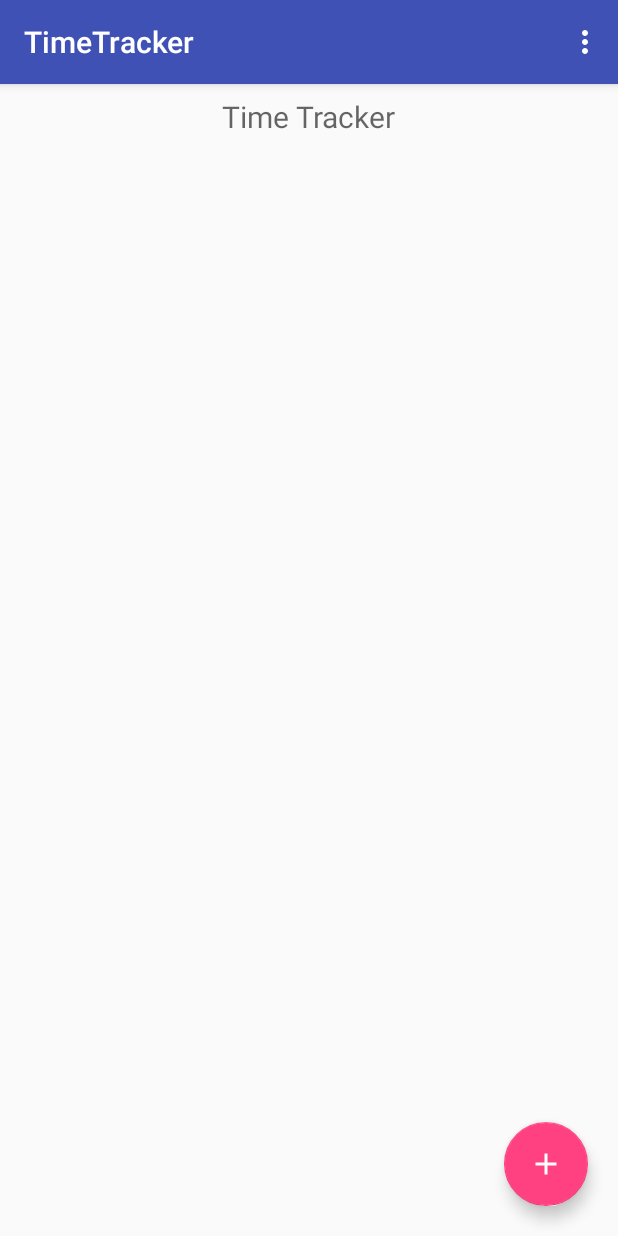
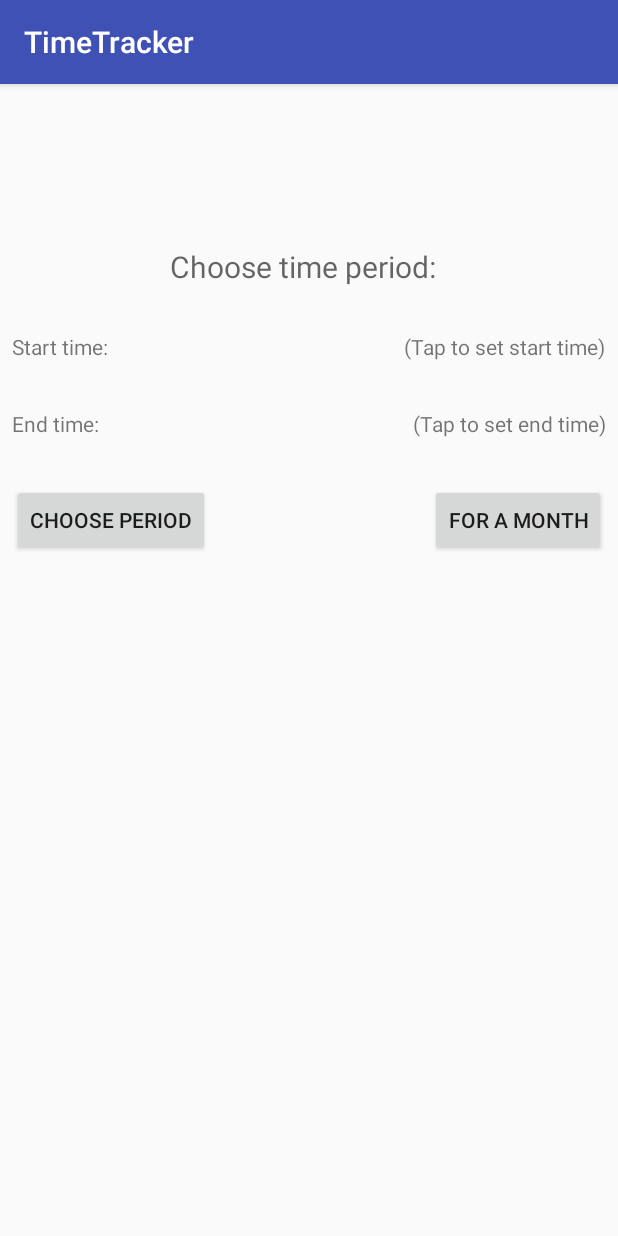
Before and after one commit to lena15n/mobilki-3-lab, an Android app: the screen it shows after launch (MainActivity before the commit, PieDiagramActivity after it), in the options menu, after a tap on "The total time of all categories", on a phone screen of 412 x 824 dp. Run offline under Robolectric (Android 15) with nearby library versions, the phone set to English and light mode, and no system bars.

Commit message:
Pie chart for categories by month kill me

```diff
--- a/TimeTracker/app/build.gradle
+++ b/TimeTracker/app/build.gradle
@@ -24,9 +24,11 @@ dependencies {
     androidTestCompile('com.android.support.test.espresso:espresso-core:2.2.2', {
         exclude group: 'com.android.support', module: 'support-annotations'
     })
+
     compile 'com.android.support:appcompat-v7:23.4.0'
     compile 'com.android.support:design:23.4.0'
+    compile 'com.google.code.gson:gson:2.8.0'
+    compile 'com.github.PhilJay:MPAndroidChart:v2.2.2'
+    compile 'com.android.support:support-v4:23.4.0'
     testCompile 'junit:junit:4.12'
-
-    compile 'com.google.code.gson:gson:2.8.0'
 }
--- a/TimeTracker/app/src/main/AndroidManifest.xml
+++ b/TimeTracker/app/src/main/AndroidManifest.xml
@@ -30,6 +30,10 @@
         </activity>
         <activity android:name=".TotalTimeByCategoriesActivity">
         </activity>
+        <activity android:name=".PieDiagramActivity">
+        </activity>
+        <activity android:name=".ShowChartActivity">
+        </activity>
     </application>
 
 </manifest>
--- a/TimeTracker/app/src/main/java/com/lena/timetracker/MainActivity.java
+++ b/TimeTracker/app/src/main/java/com/lena/timetracker/MainActivity.java
@@ -179,7 +179,8 @@ public class MainActivity extends AppCompatActivity {
             }
             break;
             case R.id.action_total_time: {
-
+                Intent intent = new Intent(this, PieDiagramActivity.class);
+                startActivity(intent);
             }
             break;
         }
--- /dev/null
+++ b/TimeTracker/app/src/main/java/com/lena/timetracker/PieDiagramActivity.java
@@ -0,0 +1,262 @@
+package com.lena.timetracker;
+
+import android.app.DatePickerDialog;
+import android.app.FragmentManager;
+import android.app.TimePickerDialog;
+import android.content.Intent;
+import android.database.Cursor;
+import android.database.sqlite.SQLiteDatabase;
+import android.os.Bundle;
+import android.support.v7.app.AppCompatActivity;
+import android.util.Log;
+import android.view.View;
+import android.widget.Button;
+import android.widget.DatePicker;
+import android.widget.TextView;
+import android.widget.TimePicker;
+import android.widget.Toast;
+
+import com.google.gson.Gson;
+import com.google.gson.reflect.TypeToken;
+import com.lena.timetracker.dataobjects.DOCategory;
+import com.lena.timetracker.db.TimeTrackerContract;
+import com.lena.timetracker.db.TimeTrackerDbHelper;
+
+import java.lang.reflect.Type;
+import java.text.DateFormat;
+import java.text.SimpleDateFormat;
+import java.util.ArrayList;
+import java.util.Calendar;
+import java.util.Date;
+import java.util.LinkedHashMap;
+
+import static com.lena.timetracker.db.TimeTrackerContract.Record.TEMP_CATEGORY_ID;
+
+public class PieDiagramActivity extends AppCompatActivity implements TimePickerDialog.OnTimeSetListener,
+                                                                     DatePickerDialog.OnDateSetListener {
+    private int startYear;
+    private int startMonthOfYear;
+    private int startDayOfMonth;
+    private int endYear;
+    private int endMonthOfYear;
+    private int endDayOfMonth;
+
+    private Date startDate;
+    private Date endDate;
+
+    @Override
+    protected void onCreate(Bundle savedInstanceState) {
+        super.onCreate(savedInstanceState);
+        setContentView(R.layout.activity_pie_diagram);
+
+        final TextView startTextView = (TextView) findViewById(R.id.chart_record_set_start_textview);
+        startTextView.setOnClickListener(new View.OnClickListener() {
+            @Override
+            public void onClick(View v) {
+                DatePickerFragment datePickerFragment = new DatePickerFragment();
+                datePickerFragment.show(getFragmentManager(), getString(R.string.record_start));
+            }
+        });
+
+        TextView endTextView = (TextView) findViewById(R.id.chart_set_end_textview);
+        endTextView.setOnClickListener(new View.OnClickListener() {
+            @Override
+            public void onClick(View v) {
+                DatePickerFragment datePickerFragment = new DatePickerFragment();
+                datePickerFragment.show(getFragmentManager(), getString(R.string.record_end));
+            }
+        });
+
+        Button choosePeriodButton = (Button) findViewById(R.id.choose_period_button);
+        choosePeriodButton.setOnClickListener(new View.OnClickListener() {
+            @Override
+            public void onClick(View v) {
+                //showPieChart();
+            }
+        });
+
+        Button forAMonthButton = (Button) findViewById(R.id.for_a_month_button);
+        forAMonthButton.setOnClickListener(new View.OnClickListener() {
+            @Override
+            public void onClick(View v) {
+                showPieChartForMonth();
+            }
+        });
+    }
+
+    private void showPieChartForMonth() {
+        Calendar calendar = Calendar.getInstance();
+        Date currDate = calendar.getTime();
+        DateFormat dateFormat = new SimpleDateFormat(MainActivity.DATE_FORMAT);
+        String temp = dateFormat.format(currDate);
+        String month = temp.substring(temp.indexOf("-") + 1, temp.lastIndexOf("-"));
+        ArrayList<DOCategory> tempCategories = CreateOrEditRecordActivity.getCategoriesFromDb(this);
+        if (tempCategories.size() > 0) {
+            ArrayList<Long> ids = new ArrayList<>();
+            for (DOCategory tempCategory : tempCategories) {
+                ids.add(tempCategory.getId());
+            }
+            LinkedHashMap<String, Long> data = getDataFromDb(month, ids);
+            Type type = new TypeToken<LinkedHashMap<String, Long>>(){}.getType();
+
+            Intent intent = new Intent(this, ShowChartActivity.class);
+            Bundle extras = new Bundle();
+            extras.putString(getString(R.string.data_for_chart), new Gson().toJson(data, type));
+            extras.putString("      " + getString(R.string.desc_for_chart), getString(R.string.chart_header) + " a month");
+            intent.putExtras(extras);
+            startActivity(intent);
+        }
+        else {
+            Toast.makeText(this, R.string.stat_no_checked_categories, Toast.LENGTH_LONG).show();
+        }
+    }
+
+
+   /* private void showPieChart() {
+        if (startDate != null && endDate != null) {
+            ArrayList<DOCategory> tempCategories = customArrayAdapter.getAllChecked();
+            if (tempCategories.size() > 0) {
+                ArrayList<Long> ids = new ArrayList<>();
+                for (DOCategory tempCategory : tempCategories) {
+                    ids.add(tempCategory.getId());
+                }
+                LinkedHashMap<String, Long> data = getDataFromDb(startDate, endDate, ids);
+                StringBuilder sbCategory = new StringBuilder();
+                StringBuilder sbTime = new StringBuilder();
+
+                if (data.size() != 0) {
+                    int i = 1;
+                    for (Map.Entry<String, Long> categorySum : data.entrySet()) {
+                        sbCategory.append("" + i + ". " + categorySum.getKey() + "\n");
+                        sbTime.append(ShowRecordActivity.timePeriodToString(categorySum.getValue()) + "\n");
+                        i++;
+                    }
+                } else {
+                    sbCategory.append(getString(R.string.stat_no_records));
+                }
+
+                TextView categTextView = (TextView) findViewById(R.id.chart_result_textView);
+                categTextView.setText(sbCategory.toString());
+
+                TextView timeTextView = (TextView) findViewById(R.id.chart_sum_result_textView);
+                timeTextView.setText(sbTime.toString());
+            }
+            else {
+                Toast.makeText(this, R.string.stat_no_checked_categories, Toast.LENGTH_LONG).show();
+            }
+
+            DateFormat dateFormat = new SimpleDateFormat("dd.MM.yyyy  HH:mm");
+            TextView periodTextView = (TextView) findViewById(R.id.chart_period_textView);
+            periodTextView.setText(getString(R.string.stat_period) + "  " + dateFormat.format(startDate)
+                    + "    -   " + dateFormat.format(endDate));
+        }
+    }*/
+
+    private LinkedHashMap<String, Long> getDataFromDb(String month, ArrayList<Long> categoriesIds) {
+        LinkedHashMap<String, Long> result = new LinkedHashMap<>();
+        String category, id;
+        TimeTrackerDbHelper dbHelper = new TimeTrackerDbHelper(this);
+        SQLiteDatabase db = dbHelper.getReadableDatabase();
+        StringBuilder where = new StringBuilder();
+        where.append(" WHERE ");
+        int i = 0;
+        for (Long categoryId : categoriesIds) {
+            where.append(TEMP_CATEGORY_ID + " = " + categoryId + " ");
+            if (i < categoriesIds.size() - 1){
+                where.append(" OR ");
+            }
+            i++;
+        }
+
+        String query = TimeTrackerContract.Record.SQL_SELECT_MAX_TOTAL_FOR_A_MONTH + where.toString();
+        Log.d(MainActivity.LOG_TAG, query);
+        Cursor cursor = db.rawQuery(query, new String[]{month, month});
+        if (cursor != null) {
+            if (cursor.moveToFirst()) {
+                do {
+                    category = cursor.getString(cursor.getColumnIndex(TimeTrackerContract.Category.NAME));
+                    id = cursor.getString(cursor.getColumnIndex(TimeTrackerContract.Record.TEMP_COLUMN_NAME));
+                    if (category != null) {
+                        result.put(category, Long.parseLong(id));
+                    }
+                }
+                while (cursor.moveToNext());
+            }
+        }
+
+        return result;
+    }
+
+    private LinkedHashMap<String, Long> getDataFromDb(Date dateStart, Date dateEnd, ArrayList<Long> categoriesIds) {
+        LinkedHashMap<String, Long> result = new LinkedHashMap<>();
+        String category, id;
+        TimeTrackerDbHelper dbHelper = new TimeTrackerDbHelper(this);
+        SQLiteDatabase db = dbHelper.getReadableDatabase();
+        StringBuilder where = new StringBuilder();
+        where.append(" WHERE ");
+        int i = 0;
+        for (Long categoryId : categoriesIds) {
+            where.append(TEMP_CATEGORY_ID + " = " + categoryId + " ");
+            if (i < categoriesIds.size() - 1){
+                where.append(" OR ");
+            }
+            i++;
+        }
+        DateFormat dateFormat = new SimpleDateFormat(MainActivity.DATE_FORMAT);
+        String query = TimeTrackerContract.Record.SQL_SELECT_MAX_TOTAL_IN_PERIOD + where.toString();
+        Log.d(MainActivity.LOG_TAG, query);
+        Cursor cursor = db.rawQuery(query,
+                new String[] {dateFormat.format(dateStart), dateFormat.format(dateEnd)});
+        if (cursor != null) {
+            if (cursor.moveToFirst()) {
+                do {
+                    category = cursor.getString(cursor.getColumnIndex(TimeTrackerContract.Category.NAME));
+                    id = cursor.getString(cursor.getColumnIndex(TimeTrackerContract.Record.TEMP_COLUMN_NAME));
+                    if (category != null) {
+                        result.put(category, Long.parseLong(id));
+                    }
+                }
+                while (cursor.moveToNext());
+            }
+        }
+
+        return result;
+    }
+
+    @Override
+    public void onDateSet(DatePicker view, int year, int monthOfYear, int dayOfMonth) {
+        FragmentManager fragmentManager = getFragmentManager();
+        TimePickerFragment timePickerFragment = new TimePickerFragment();
+
+        if (fragmentManager.findFragmentByTag(getString(R.string.record_start)) != null) {
+            startYear = year;
+            startMonthOfYear = monthOfYear;
+            startDayOfMonth = dayOfMonth;
+            timePickerFragment.show(fragmentManager, getString(R.string.record_start_time));
+        } else if (fragmentManager.findFragmentByTag(getString(R.string.record_end)) != null) {
+            endYear = year;
+            endMonthOfYear = monthOfYear;
+            endDayOfMonth = dayOfMonth;
+            timePickerFragment.show(fragmentManager, getString(R.string.record_end_time));
+        }
+    }
+
+    @Override
+    public void onTimeSet(TimePicker view, int hourOfDay, int minute) {
+        Calendar calendar = Calendar.getInstance();
+        DateFormat dateFormat = new SimpleDateFormat("dd.MM.yyyy    HH:mm");
+        if (getFragmentManager().findFragmentByTag(getString(R.string.record_start_time)) != null) {
+            calendar.set(startYear, startMonthOfYear, startDayOfMonth, hourOfDay, minute);
+            startDate = calendar.getTime();
+            String startDateString = dateFormat.format(startDate);
+            TextView startDateTextView = (TextView) findViewById(R.id.chart_record_set_start_textview);
+            startDateTextView.setText(startDateString);
+        } else if (getFragmentManager().findFragmentByTag(getString(R.string.record_end_time)) != null) {
+            calendar.set(endYear, endMonthOfYear, endDayOfMonth, hourOfDay, minute);
+            endDate = calendar.getTime();
+            String endDateString = dateFormat.format(endDate);
+            TextView endDateTextView = (TextView) findViewById(R.id.chart_set_end_textview);
+            endDateTextView.setText(endDateString);
+        }
+    }
+}
--- /dev/null
+++ b/TimeTracker/app/src/main/res/layout/activity_pie_diagram.xml
@@ -0,0 +1,111 @@
+<?xml version="1.0" encoding="utf-8"?>
+<RelativeLayout
+    xmlns:android="http://schemas.android.com/apk/res/android"
+    xmlns:tools="http://schemas.android.com/tools"
+    android:id="@+id/activity_pie_diagram"
+    android:layout_width="match_parent"
+    android:layout_height="match_parent"
+    android:paddingBottom="@dimen/activity_vertical_margin"
+    android:paddingLeft="@dimen/activity_horizontal_margin"
+    android:paddingRight="@dimen/activity_horizontal_margin"
+    android:paddingTop="@dimen/activity_vertical_margin"
+    tools:context="com.lena.timetracker.PieDiagramActivity">
+
+    <ScrollView xmlns:android="http://schemas.android.com/apk/res/android"
+                android:id="@+id/ScrollView01"
+                android:layout_width="fill_parent"
+                android:layout_height="fill_parent">
+
+        <RelativeLayout
+            android:id="@+id/chart_layout5"
+            android:layout_width="match_parent"
+            android:layout_height="wrap_content"
+            android:paddingBottom="8dp">
+
+            <RelativeLayout
+                android:id="@+id/chart_layout3"
+                android:layout_width="match_parent"
+                android:layout_height="wrap_content"
+                android:paddingBottom="8dp"
+                android:layout_marginTop="100dp">
+
+                <TextView
+                    android:id="@+id/chart_header_textview"
+                    android:layout_width="wrap_content"
+                    android:layout_height="wrap_content"
+                    android:layout_centerHorizontal="true"
+                    android:paddingEnd="8dp"
+                    style="@style/FontHeader"
+                    android:layout_marginBottom="30dp"
+                    android:text="@string/header_chart_params"/>
+
+                <TextView
+                    android:id="@+id/chart_start_textview"
+                    android:layout_below="@+id/chart_header_textview"
+                    android:layout_width="wrap_content"
+                    android:layout_height="wrap_content"
+                    android:layout_centerVertical="true"
+                    android:paddingEnd="8dp"
+                    android:text="@string/record_start"/>
+
+                <TextView
+                    android:id="@+id/chart_record_set_start_textview"
+                    android:layout_width="wrap_content"
+                    android:layout_height="wrap_content"
+                    android:layout_below="@+id/chart_header_textview"
+                    android:layout_alignParentEnd="true"
+                    android:layout_centerVertical="true"
+                    android:layout_marginBottom="13dp"
+                    android:text="@string/record_tap_to_set_start"/>
+
+            </RelativeLayout>
+
+
+            <RelativeLayout
+                android:id="@+id/chart_layout4"
+                android:layout_width="wrap_content"
+                android:layout_height="wrap_content"
+                android:layout_below="@id/chart_layout3"
+                android:paddingBottom="8dp">
+
+                <TextView
+                    android:id="@+id/chart_end_textview"
+                    android:layout_width="wrap_content"
+                    android:layout_height="wrap_content"
+                    android:layout_centerVertical="true"
+                    android:paddingEnd="8dp"
+                    android:text="@string/record_end"/>
+
+                <TextView
+                    android:id="@+id/chart_set_end_textview"
+                    android:layout_width="wrap_content"
+                    android:layout_height="wrap_content"
+                    android:layout_alignParentEnd="true"
+                    android:layout_centerVertical="true"
+                    android:layout_marginBottom="13dp"
+                    android:text="@string/record_tap_to_set_end"/>
+
+            </RelativeLayout>
+
+            <Button
+                android:id="@+id/choose_period_button"
+                android:layout_width="wrap_content"
+                android:layout_height="wrap_content"
+                android:layout_alignParentStart="true"
+                android:layout_marginTop="20dp"
+                android:layout_below="@+id/chart_layout4"
+                android:text="@string/choose_period_button"/>
+
+            <Button
+                android:id="@+id/for_a_month_button"
+                android:layout_width="wrap_content"
+                android:layout_height="wrap_content"
+                android:layout_alignParentEnd="true"
+                android:layout_marginTop="20dp"
+                android:layout_below="@+id/chart_layout4"
+                android:text="@string/button_for_month"/>
+
+        </RelativeLayout>
+    </ScrollView>
+
+</RelativeLayout>
--- a/TimeTracker/app/src/main/res/values/colors.xml
+++ b/TimeTracker/app/src/main/res/values/colors.xml
@@ -3,4 +3,6 @@
     <color name="colorPrimary">#3F51B5</color>
     <color name="colorPrimaryDark">#303F9F</color>
     <color name="colorAccent">#FF4081</color>
+
+    <color name="colorOfLabels">#202020</color>
 </resources>
--- a/TimeTracker/app/src/main/res/values/strings.xml
+++ b/TimeTracker/app/src/main/res/values/strings.xml
@@ -46,5 +46,13 @@
     <string name="stat_no_checked_categories">There are no checked categories</string>
     <string name="stat_period">For period:</string>
     <string name="choose_period_button">Choose period</string>
+    <string name="chart_header">Pie diagram for</string>
+    <string name="ok_button_text">OK</string>
+    <string name="data_for_chart">data</string>
+    <string name="desc_for_chart">desc</string>
+    <string name="header_chart_params">Choose time period:</string>
+
+    <!-- TODO: Remove or change this placeholder text -->
+    <string name="hello_blank_fragment">Hello blank fragment</string>
 
 </resources>
--- a/TimeTracker/build.gradle
+++ b/TimeTracker/build.gradle
@@ -15,6 +15,7 @@ buildscript {
 allprojects {
     repositories {
         jcenter()
+        maven { url "https://jitpack.io" }
     }
 }
 
```
Also changed, not shown: TimeTracker/app/src/main/java/com/lena/timetracker/ShowChartActivity.java (added, +109 -0 lines), TimeTracker/app/src/main/res/layout/activity_show_chart.xml (added, +16 -0 lines).
